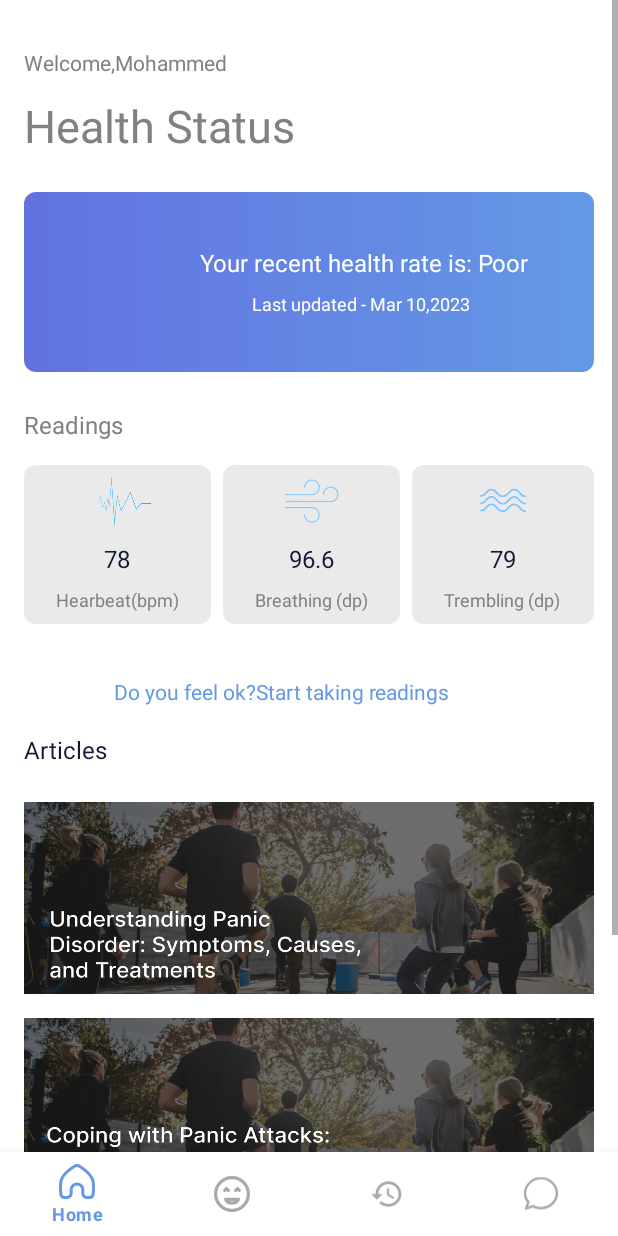
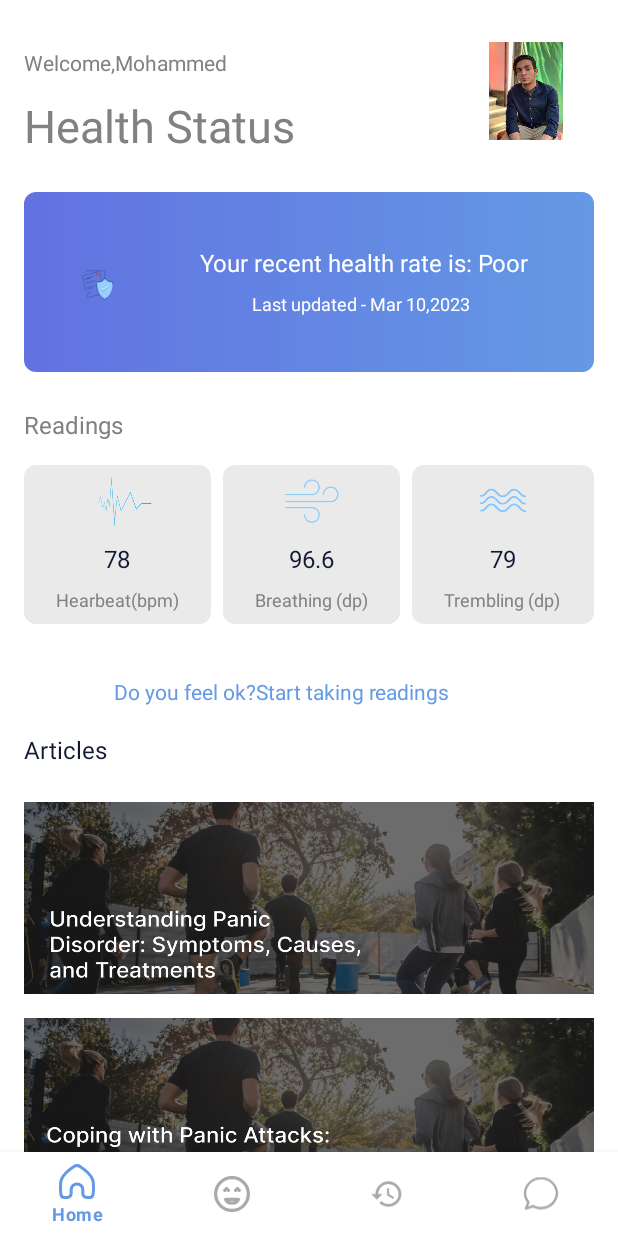
Before and after one commit to Hooligans-2023/Panicless, an Android app: the Home screen opened through its navigation route, on a phone screen of 412 x 824 dp. Run offline under Robolectric (Android 15) with nearby library versions, the light colour scheme and no system bars; our stand-ins replace Dagger/Hilt's generated code, navigation-ui; Roboto replaces fonts that are not available here.

Commit message:
work in progress

```diff
--- a/app/src/main/res/layout/fragment_home.xml
+++ b/app/src/main/res/layout/fragment_home.xml
@@ -68,14 +68,18 @@
                 app:layout_constraintTop_toTopOf="@+id/cardView"
                 app:layout_constraintVertical_bias="0.15" />
 
-            <ImageView
+
+            <com.airbnb.lottie.LottieAnimationView
                 android:id="@+id/imageView4"
                 android:layout_width="64dp"
+                app:lottie_rawRes="@raw/medicalverification"
+                app:lottie_autoPlay="true"
                 android:layout_height="64dp"
                 android:layout_marginStart="16dp"
                 app:layout_constraintBottom_toBottomOf="parent"
                 app:layout_constraintStart_toStartOf="parent"
-                app:layout_constraintTop_toTopOf="parent" />
+                app:layout_constraintTop_toTopOf="parent"
+                />
 
             <TextView
                 android:layout_width="wrap_content"
@@ -116,8 +120,9 @@
             app:layout_constraintHorizontal_bias="0.625"
             app:layout_constraintStart_toEndOf="@+id/Health_Status"
             app:layout_constraintTop_toTopOf="parent"
+            android:src="@drawable/photo"
             app:layout_constraintVertical_bias="0.864"
-            tools:src="@tools:sample/avatars" />
+             />
 
         <LinearLayout
             android:id="@+id/liner_card"
```
Also changed, not shown: app/src/main/res/raw/medicalverification.json (added, +1 -0 lines), app/src/main/res/drawable/photo.jpeg (added).
